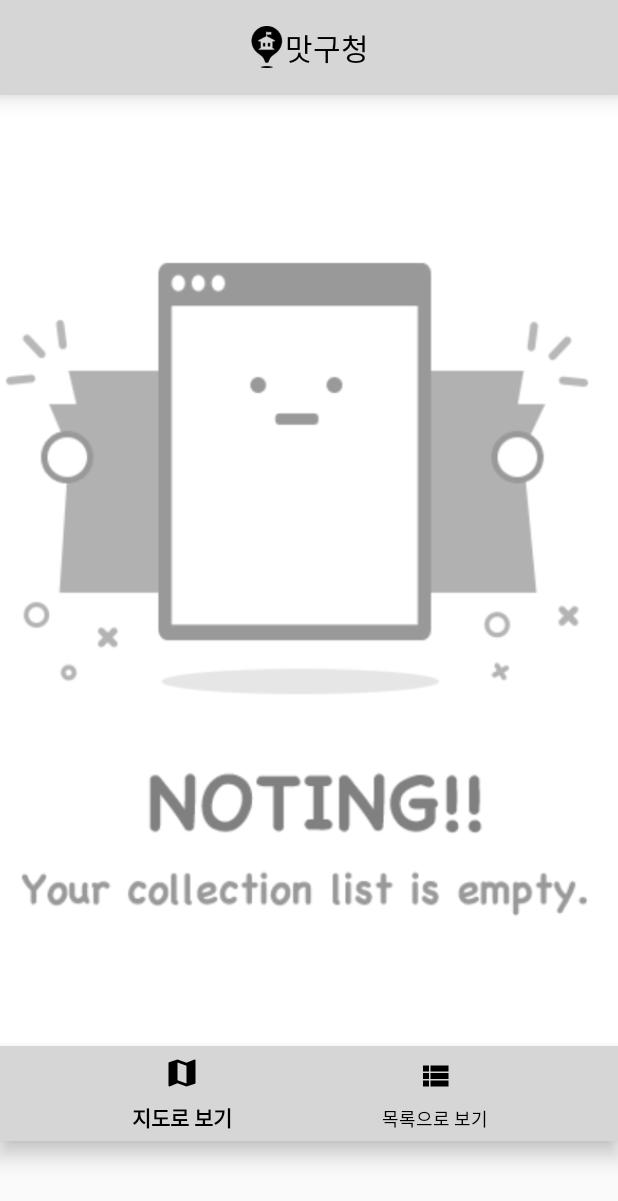
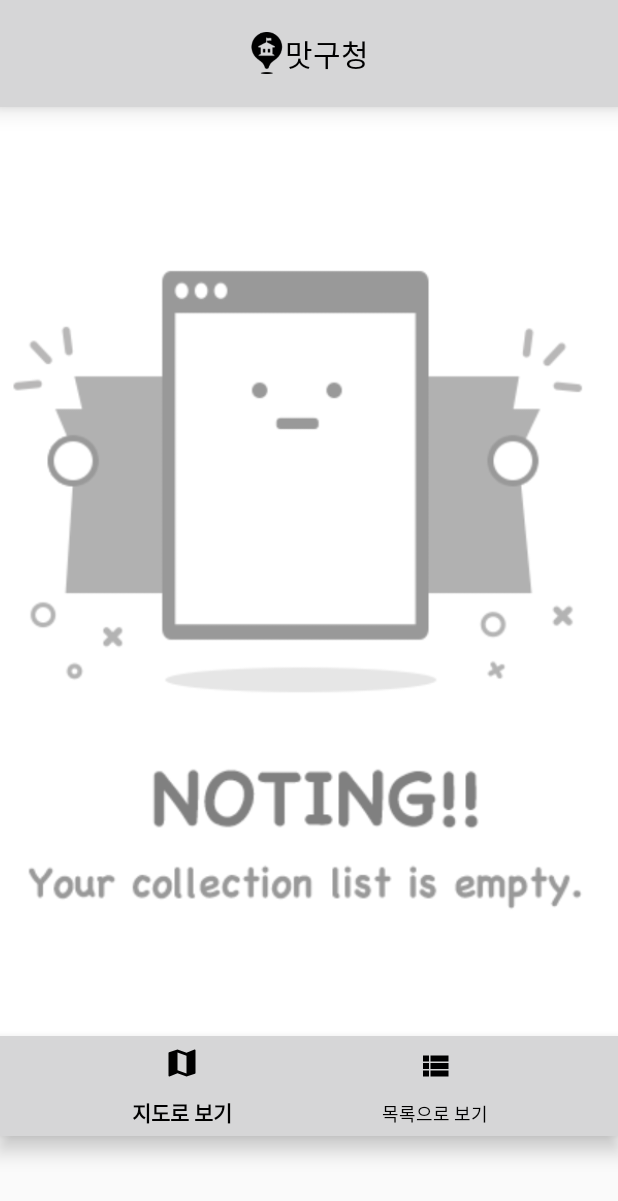
Before and after one commit to Glibrary-Source/Project_ward_office, an Android app: the FragmentRestaurantList screen opened through its navigation route, on a phone screen of 412 x 824 dp. Shown: the top 1201 px of the screen. Run offline under Robolectric (Android 15) with nearby library versions, the phone set to English and light mode, and no system bars; our stand-ins replace AdMob; pictures from the network do not load; 2 statements that could not run were skipped.

Commit message:
before:backup

```diff
--- a/TastyWardOfficeSecond/TastyWardOffice/app/src/main/java/com/kapitalletter/wardoffice/view/mainview/util/AdmobController.kt
+++ b/TastyWardOfficeSecond/TastyWardOffice/app/src/main/java/com/kapitalletter/wardoffice/view/mainview/util/AdmobController.kt
@@ -46,7 +46,7 @@ class AdmobController(
     ) {
         InterstitialAd.load(
             context,
-            "ca-app-pub-3940256099942544/1033173712",
+            "ca-app-pub-6701701941192034/1024816172",
             adRequest,
             object : InterstitialAdLoadCallback() {
                 override fun onAdFailedToLoad(p0: LoadAdError) {
--- a/TastyWardOfficeSecond/TastyWardOffice/app/src/main/res/layout/activity_main.xml
+++ b/TastyWardOfficeSecond/TastyWardOffice/app/src/main/res/layout/activity_main.xml
@@ -16,7 +16,7 @@
         android:theme="?attr/actionBarTheme"
         app:layout_constraintBottom_toTopOf="@+id/nav_host_fragment"
         app:layout_constraintTop_toTopOf="parent"
-        app:layout_constraintVertical_weight="1"
+        app:layout_constraintVertical_weight="15"
         tools:ignore="MissingConstraints">
 
         <LinearLayout
@@ -55,7 +55,7 @@
         app:defaultNavHost="true"
         app:layout_constraintBottom_toTopOf="@+id/bottom_navigation"
         app:layout_constraintTop_toBottomOf="@+id/app_actionbar"
-        app:layout_constraintVertical_weight="10"
+        app:layout_constraintVertical_weight="130"
         app:navGraph="@navigation/nav_graph"
         tools:ignore="ObsoleteLayoutParam"
         tools:layout="@layout/abc_search_view" />
@@ -71,7 +71,7 @@
         app:labelVisibilityMode="labeled"
         app:layout_constraintBottom_toTopOf="@+id/adView"
         app:layout_constraintTop_toBottomOf="@+id/nav_host_fragment"
-        app:layout_constraintVertical_weight="1"
+        app:layout_constraintVertical_weight="14"
         app:menu="@menu/bottom_menu" />
 
     <com.google.android.gms.ads.AdView
@@ -79,9 +79,8 @@
         android:layout_width="match_parent"
         android:layout_height="0dp"
         app:adSize="BANNER"
-        app:adUnitId="ca-app-pub-3940256099942544/6300978111"
+        app:adUnitId="ca-app-pub-6701701941192034/8085048542"
         app:layout_constraintBottom_toBottomOf="parent"
         app:layout_constraintTop_toBottomOf="@+id/bottom_navigation"
-        app:layout_constraintVertical_weight="1" />
-
+        app:layout_constraintVertical_weight="14" />
 </androidx.constraintlayout.widget.ConstraintLayout>
```
Also changed, not shown: TastyWardOfficeSecond/TastyWardOffice/app/build.gradle (+5 -5 lines).
